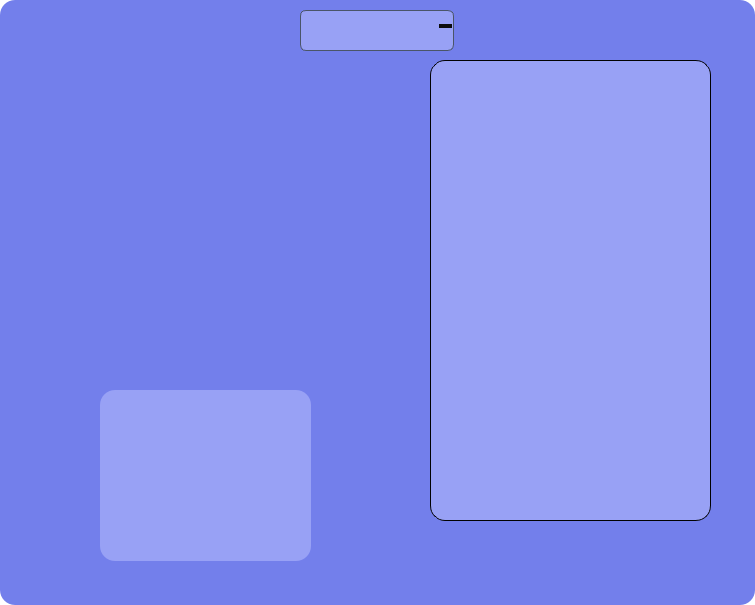
First picture: the form in ui/main_window.ui, repository Ki1Rant/WeatherTrack, before the edit.
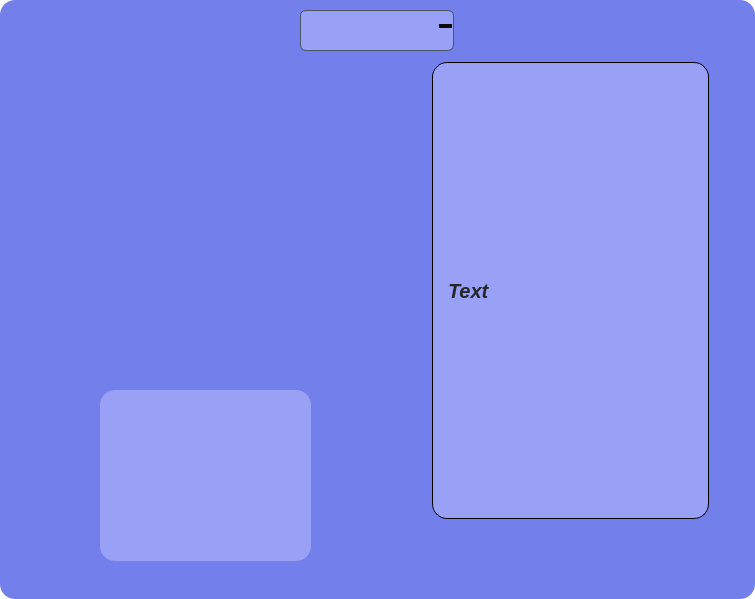
Second picture: the form after the edit.

The edit to the form file:
```diff
--- a/ui/main_window.ui
+++ b/ui/main_window.ui
@@ -10,7 +10,7 @@
     <x>0</x>
     <y>0</y>
     <width>755</width>
-    <height>605</height>
+    <height>599</height>
    </rect>
   </property>
   <property name="windowTitle">
@@ -157,17 +157,19 @@
 	border-radius: 15px;
 	background-color: #98a1f5;
 	border: 1px solid #020203;
-	font-size: 17px;
+	font-size: 20px;
 	color: #25252b;
 		
+	font-weight: bold;
+	font-style: italic;
 
-	text-align: left;
-    padding: 0px;                   
-    margin: 0px;
+	qproperty-alignment: 'AlignLeft';
+    padding: 5px 10px;                   
+    margin: 2px;
 }</string>
      </property>
      <property name="text">
-      <string/>
+      <string>Text</string>
      </property>
     </widget>
    </widget>
```
